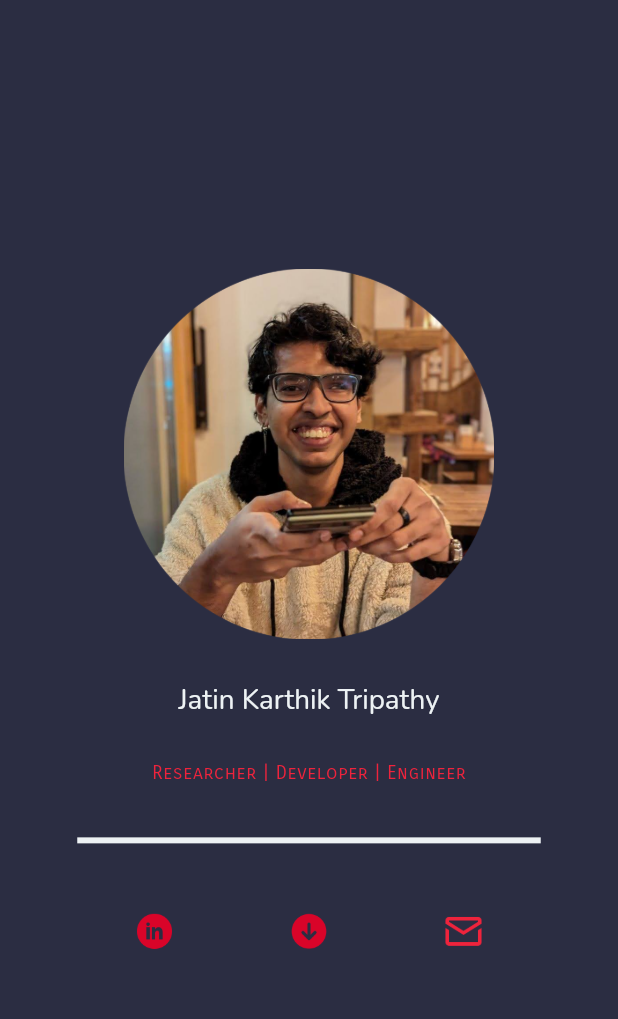
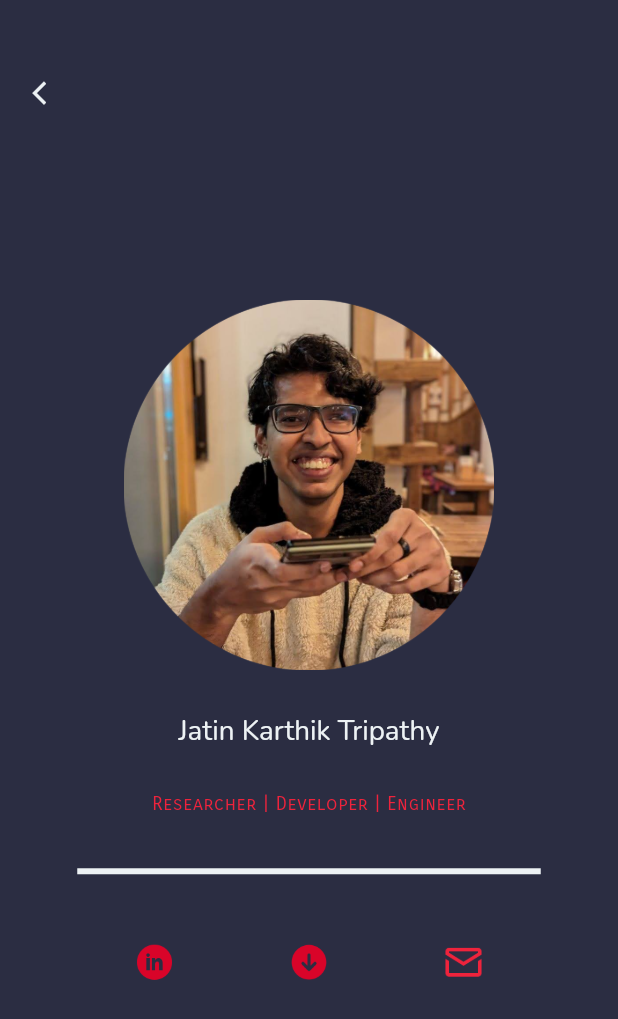
Before and after one commit to jk-tripathy/jk-tripathy.github.io, a Flutter app: the ContactView screen opened by its route, on a phone screen of 412 x 824 dp. Shown: the top 1019 px of the screen. Run offline on Flutter 3.47's test engine with Material 3 defaults, Android fonts, the phone set to English and light mode, and no system bars; our stand-ins replace go_router; missing offline and left inert: dart:html.

Commit message:
feat: redone back mechanism to be better

```diff
--- a/lib/screens/contact.dart
+++ b/lib/screens/contact.dart
@@ -5,6 +5,7 @@ import 'package:flutter/services.dart';
 import 'package:portfolio/data/dimensions.dart';
 import 'package:portfolio/widgets/custom_hero.dart';
 import 'package:portfolio/widgets/link_button.dart';
+import 'package:portfolio/widgets/top_bar.dart';
 
 class ContactView extends StatelessWidget {
   const ContactView({super.key});
@@ -14,9 +15,14 @@ class ContactView extends StatelessWidget {
     return SafeArea(
       child: Scaffold(
         backgroundColor: Theme.of(context).primaryColorDark,
-        body: Container(
+        body: Column(
+          mainAxisSize: MainAxisSize.max,
+          mainAxisAlignment: MainAxisAlignment.start,
+          children: [
+            TopBar(showIconGroup: false),
+            Container(
               width: MediaQuery.of(context).size.width,
-          height: MediaQuery.of(context).size.height,
+              height: MediaQuery.of(context).size.height * 0.75,
               child: Center(
                 child: LayoutBuilder(builder: (context, constraints) {
                   return SizedBox(
@@ -35,14 +41,17 @@ class ContactView extends StatelessWidget {
                         ),
                         Text(
                           "Jatin Karthik Tripathy",
-                      style:
-                          Theme.of(context).textTheme.headlineMedium!.copyWith(
+                          style: Theme.of(context)
+                              .textTheme
+                              .headlineMedium!
+                              .copyWith(
                                 color: Theme.of(context).primaryColorLight,
                               ),
                         ),
                         Text(
                           "Researcher | Developer | Engineer",
-                      style: Theme.of(context).textTheme.bodySmall!.copyWith(
+                          style:
+                              Theme.of(context).textTheme.bodySmall!.copyWith(
                                     color: Theme.of(context).hintColor,
                                     fontFamily: "Carrois",
                                   ),
@@ -75,8 +84,8 @@ class ContactView extends StatelessWidget {
                                   final blob = html.Blob([bytes]);
                                   final url =
                                       html.Url.createObjectUrlFromBlob(blob);
-                              final anchor = html.document.createElement('a')
-                                  as html.AnchorElement
+                                  final anchor = html.document
+                                      .createElement('a') as html.AnchorElement
                                     ..href = url
                                     ..style.display = 'none'
                                     ..download = 'Tripathy_Jatin_CV.pdf';
@@ -88,10 +97,12 @@ class ContactView extends StatelessWidget {
                                 icon: Image.asset(
                                   width: constraints.maxWidth < mobileWidth
                                       ? MediaQuery.of(context).size.width * 0.07
-                                  : MediaQuery.of(context).size.height * 0.06,
+                                      : MediaQuery.of(context).size.height *
+                                          0.06,
                                   height: constraints.maxWidth < mobileWidth
                                       ? MediaQuery.of(context).size.width * 0.07
-                                  : MediaQuery.of(context).size.height * 0.06,
+                                      : MediaQuery.of(context).size.height *
+                                          0.06,
                                   fit: BoxFit.cover,
                                   'assets/img/cv.png',
                                 ),
@@ -114,6 +125,8 @@ class ContactView extends StatelessWidget {
                 }),
               ),
             ),
+          ],
+        ),
       ),
     );
   }
--- a/lib/screens/home.dart
+++ b/lib/screens/home.dart
@@ -18,7 +18,7 @@ class HomePage extends StatelessWidget {
             mainAxisSize: MainAxisSize.max,
             mainAxisAlignment: MainAxisAlignment.start,
             children: [
-              const TopBar(),
+              const TopBar(showBackButton: false),
               SizedBox(
                 width: MediaQuery.of(context).size.width,
                 height: MediaQuery.of(context).size.height * 0.85,
--- a/lib/widgets/top_bar.dart
+++ b/lib/widgets/top_bar.dart
@@ -1,4 +1,5 @@
 import 'dart:html' as html;
+import 'dart:math';
 
 import 'package:flutter/material.dart';
 import 'package:flutter/services.dart';
@@ -7,8 +8,12 @@ import 'package:portfolio/widgets/custom_hero.dart';
 import 'package:portfolio/widgets/link_button.dart';
 
 class TopBar extends StatelessWidget {
+  final bool showBackButton;
+  final bool showIconGroup;
   const TopBar({
     super.key,
+    this.showBackButton = true,
+    this.showIconGroup = true,
   });
 
   @override
@@ -21,11 +26,23 @@ class TopBar extends StatelessWidget {
         mainAxisSize: MainAxisSize.max,
         mainAxisAlignment: MainAxisAlignment.spaceAround,
         children: [
-          TextButton(
+          SizedBox(
+            width: MediaQuery.of(context).size.width * 0.15,
+            child: showBackButton
+                ? IconButton(
                     onPressed: () {
-              Navigator.pop(context);
+                      Navigator.of(context).pop();
                     },
-            child: Text(
+                    iconSize: min(
+                      MediaQuery.of(context).size.height * 0.045,
+                      MediaQuery.of(context).size.width * 0.045,
+                    ),
+                    icon: Icon(
+                      Icons.arrow_back_ios,
+                      color: Theme.of(context).primaryColorLight,
+                    ),
+                  )
+                : Text(
                     "JKT",
                     style: Theme.of(context).textTheme.headlineLarge!.copyWith(
                           color: Theme.of(context).hintColor,
@@ -33,7 +50,9 @@ class TopBar extends StatelessWidget {
                         ),
                   ),
           ),
-          iconGroup(context),
+          showIconGroup
+              ? iconGroup(context)
+              : SizedBox(width: MediaQuery.of(context).size.width * 0.85),
         ],
       ),
     );
```
Lines whose indentation alone changed are shown as unchanged.
